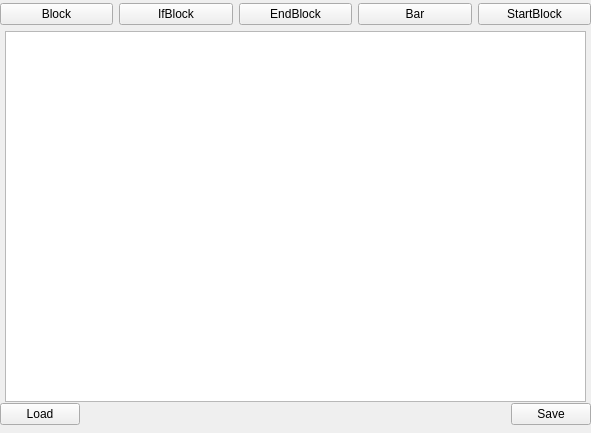
Old version of the form creatediagramform.ui in the repository v1com/MDPV2.
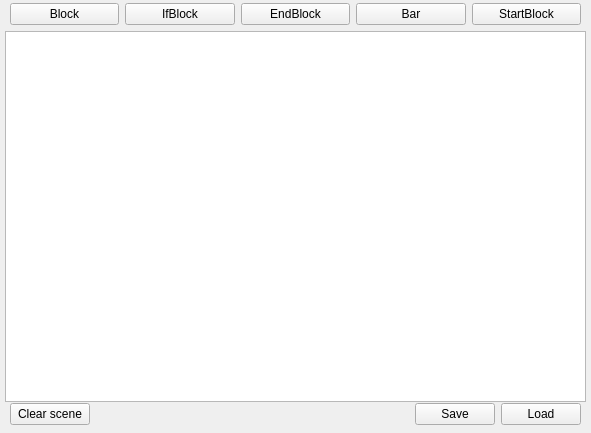
New version of the form.

Commit message: New logic for items

```diff
--- a/creatediagramform.ui
+++ b/creatediagramform.ui
@@ -16,9 +16,9 @@
   <widget class="QWidget" name="horizontalLayoutWidget">
    <property name="geometry">
     <rect>
-     <x>0</x>
+     <x>10</x>
      <y>-1</y>
-     <width>591</width>
+     <width>571</width>
      <height>31</height>
     </rect>
    </property>
@@ -63,17 +63,17 @@
   <widget class="QWidget" name="horizontalLayoutWidget_2">
    <property name="geometry">
     <rect>
-     <x>0</x>
+     <x>10</x>
      <y>399</y>
-     <width>591</width>
+     <width>571</width>
      <height>31</height>
     </rect>
    </property>
    <layout class="QHBoxLayout" name="SaveLoadHorizontalLayout">
     <item>
-     <widget class="QPushButton" name="saveButton">
+     <widget class="QPushButton" name="clearSceneButton">
       <property name="text">
-       <string>Load</string>
+       <string>Clear scene</string>
       </property>
      </widget>
     </item>
@@ -97,6 +97,13 @@
       </property>
      </widget>
     </item>
+    <item>
+     <widget class="QPushButton" name="saveButton">
+      <property name="text">
+       <string>Load</string>
+      </property>
+     </widget>
+    </item>
    </layout>
   </widget>
   <widget class="QGraphicsView" name="mainGraphicsView">
```
The commit also changes 2 other files.
